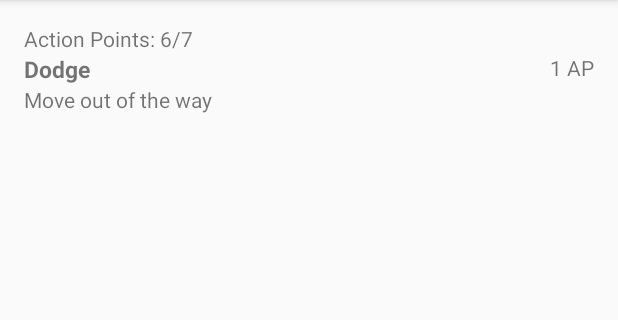
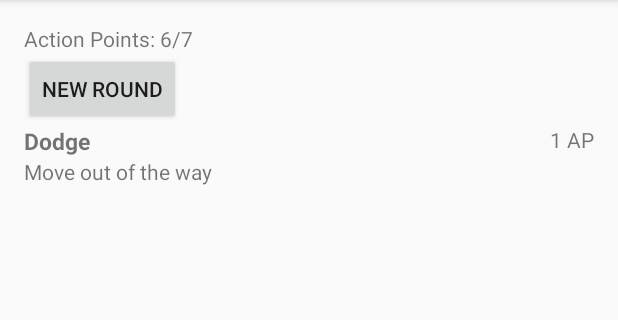
Before and after one commit to erhodes/Fallout, an Android app: the fragment ActionFragment placed in its activity, after a tap on "Dodge", on a phone screen of 412 x 824 dp, the part 84-404 px from its top. Run offline under Robolectric (Android 15) with nearby library versions, the phone set to English and light mode, and no system bars; 2 statements that could not run were skipped.

Commit message:
backing up changes in progress

```diff
--- a/app/src/main/java/com/erhodes/fallout/ActionFragment.java
+++ b/app/src/main/java/com/erhodes/fallout/ActionFragment.java
@@ -12,6 +12,7 @@ import android.view.ViewGroup;
 import android.widget.AbsListView;
 import android.widget.AdapterView;
 import android.widget.ArrayAdapter;
+import android.widget.Button;
 import android.widget.ListView;
 import android.widget.TextView;
 import android.widget.Toast;
@@ -42,6 +43,15 @@ public class ActionFragment extends BaseFragment implements AbsListView.OnItemCl
         mListView = (ListView)view.findViewById(R.id.listView);
         mListView.setAdapter(mAdapter);
         mListView.setOnItemClickListener(this);
+
+        Button newRound = (Button)view.findViewById(R.id.button);
+        newRound.setOnClickListener(new View.OnClickListener() {
+            @Override
+            public void onClick(View v) {
+                mCharacter.newTurn();
+                updateAP();
+            }
+        });
 
         updateAP();
         return view;
--- a/app/src/main/java/com/erhodes/fallout/Character.java
+++ b/app/src/main/java/com/erhodes/fallout/Character.java
@@ -5,6 +5,7 @@ import android.util.Log;
 import java.util.ArrayList;
 import java.util.HashMap;
 import java.util.HashSet;
+import java.util.Iterator;
 
 /**
  * Created by Eric on 17/10/2015.
@@ -14,6 +15,7 @@ public class Character {
     private HashSet<String> mAcquiredPerks;
     private ArrayList<Item> mInventory;
     private ArrayList<Action> mActions;
+    private ArrayList<Effect> mActiveEffects;
     private Item mArmor;
     public int mCarriedWeight, mHealth, mActionPoints;
     public String name;
@@ -25,6 +27,7 @@ public class Character {
         mAcquiredPerks = new HashSet<>();
         mInventory = new ArrayList<>();
         mActions = new ArrayList<>();
+        mActiveEffects = new ArrayList<>();
 
         mAttributes.put(Attributes.STRENGTH, new Attribute("Strength",Attributes.STRENGTH,4));
         mAttributes.put(Attributes.ENDURANCE, new Attribute("Endurance",Attributes.ENDURANCE,4));
@@ -76,6 +79,7 @@ public class Character {
         calculateAttributes();
         addDefaultActions();
         mActionPoints = getAttribute(Attributes.ACTION_POINTS);
+        mHealth = getAttribute(Attributes.MAX_HEALTH);
     }
 
     public void calculateAttributes() {
@@ -95,11 +99,36 @@ public class Character {
         return mAttributes.get(attrKey).getFinalValue();
     }
     public void applyEffect(Effect e) {
-        modifyAttribute(e.key, e.magnitude);
+        if (e.key.equals(Attributes.HEALTH)) {
+            mHealth += e.magnitude;
+        } else {
+            modifyAttribute(e.key, e.magnitude);
+        }
+        if (e.duration > 0) {
+            Effect effect = new Effect(e);
+            mActiveEffects.add(effect);
+        }
     }
 
+    public void applyDamageEffect(Effect e) {
+
+    }
     public void removeEffect(Effect e) {
         modifyAttribute(e.key, -e.magnitude);
+    }
+
+    // called when this character begins a new turn
+    public void newTurn() {
+        mActionPoints = getAttribute(Attributes.ACTION_POINTS);
+        Iterator iterator = mActiveEffects.iterator();
+        while (iterator.hasNext()) {
+            Effect e = (Effect)iterator.next();
+            e.duration--;
+            if (e.duration <1) {
+                iterator.remove();
+                removeEffect(e);
+            }
+        }
     }
 
     // Perk Methods
@@ -128,7 +157,7 @@ public class Character {
     // Action Methods
     private void addDefaultActions() {
         Action dodge = new Action("Dodge","Move out of the way",1);
-        dodge.effects.add(new Effect(Attributes.DEFENCE, 2));
+        dodge.effects.add(new Effect(Attributes.DEFENCE, 2, 1));
         mActions.add(dodge);
     }
 
--- a/app/src/main/java/com/erhodes/fallout/Effect.java
+++ b/app/src/main/java/com/erhodes/fallout/Effect.java
@@ -5,13 +5,20 @@ package com.erhodes.fallout;
  */
 public class Effect {
     String key;
-    int magnitude;
+    int magnitude, duration;
 
     public Effect() {}
 
-    public Effect(String k, int m) {
+    public Effect(String k, int m, int d) {
         key = k;
         magnitude = m;
+        duration = d;
+    }
+
+    public Effect(Effect original) {
+        key = original.key;
+        magnitude = original.magnitude;
+        duration = original.duration;
     }
 
     @Override
--- a/app/src/main/java/com/erhodes/fallout/Item.java
+++ b/app/src/main/java/com/erhodes/fallout/Item.java
@@ -15,6 +15,7 @@ public class Item {
     String displayName, description, id, type = TYPE_MISC;
     int weight;
     ArrayList<Effect> effects;
+    ArrayList<Action> actions;
 
     public Item(String name, String desc) {
         displayName = name;
--- a/app/src/main/res/layout/fragment_action.xml
+++ b/app/src/main/res/layout/fragment_action.xml
@@ -12,6 +12,12 @@
         android:text="Action Points: 0/0"
         android:id="@+id/apCountView" />
 
+    <Button
+        android:layout_width="wrap_content"
+        android:layout_height="wrap_content"
+        android:text="New Round"
+        android:id="@+id/button" />
+
     <ListView
         android:layout_width="match_parent"
         android:layout_height="wrap_content"
```
Also changed, not shown: app/src/main/assets/items.json (+21 -0 lines).
